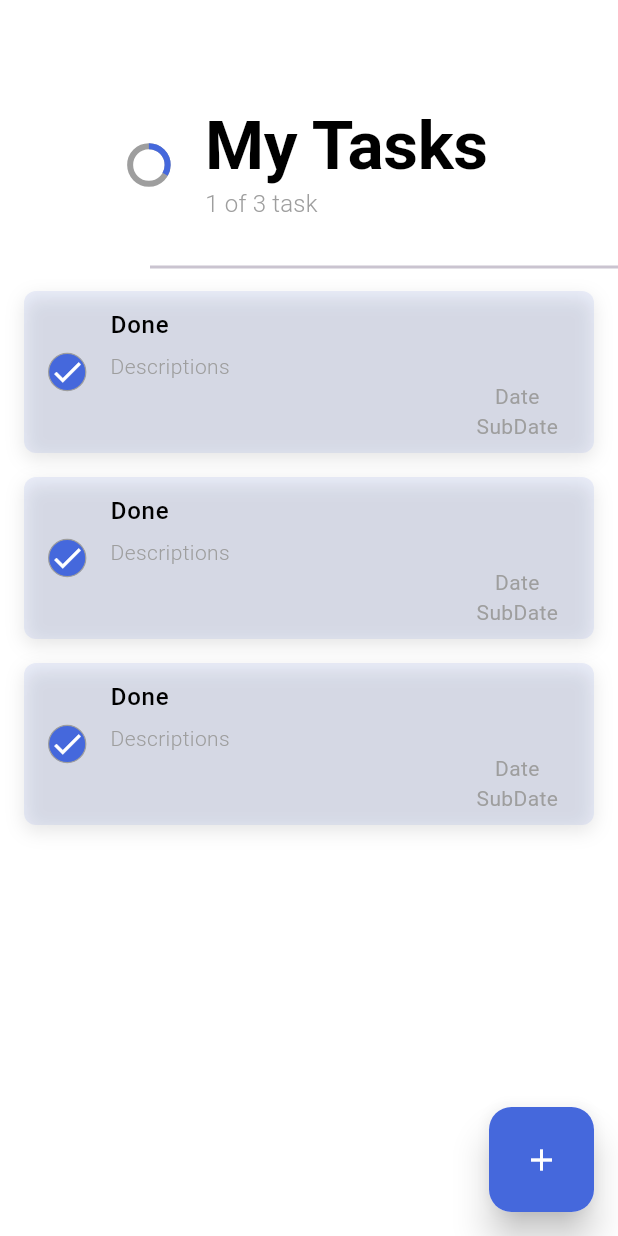
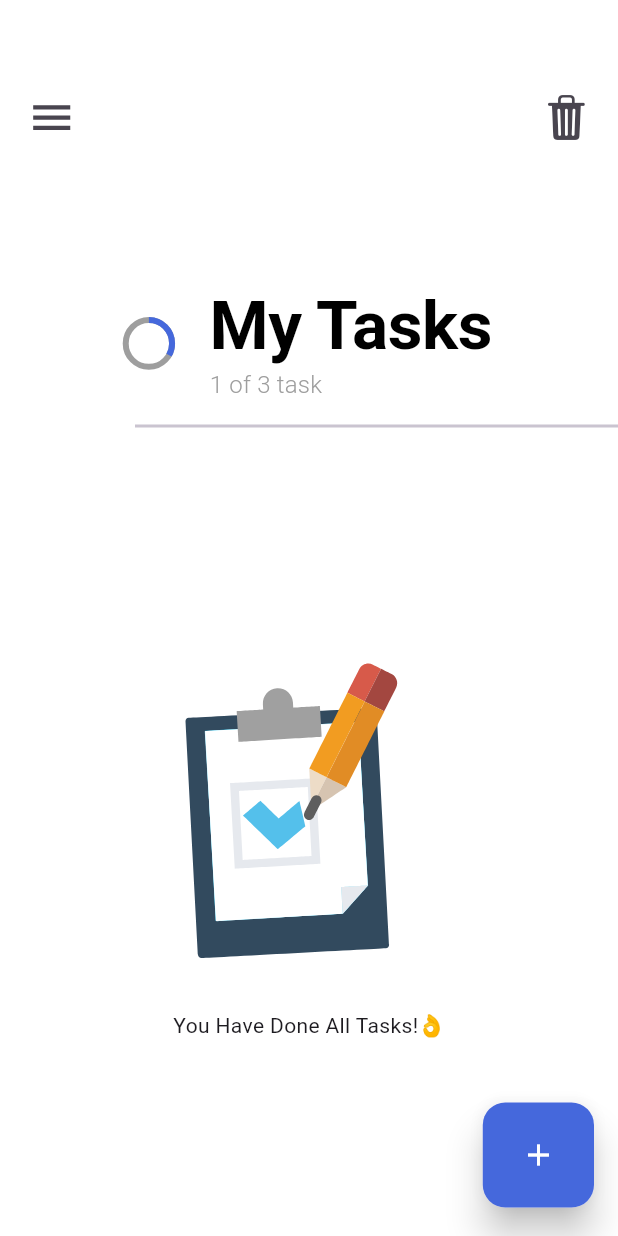
Before and after one commit to ArdaKaanOzturk/task_managament_app_with_flutter_hive, a Flutter app: the screen it shows after launch, on a phone screen of 412 x 824 dp. Run offline on Flutter 3.47's test engine with Material 3 defaults, Android fonts, the light colour scheme and no system bars; drawn by our look-alikes of flutter_slider_drawer; our stand-ins replace animate_do, hive_flutter, lottie; accounts and stored records are empty.

Commit message:
slider drawer menu added

```diff
--- /dev/null
+++ b/lib/extensions/responsive_sizes.dart
@@ -0,0 +1,14 @@
+import 'package:flutter/widgets.dart';
+
+double getScreenWidth(BuildContext context) {
+  return MediaQuery.of(context).size.width;
+}
+
+double getScreenHeight(BuildContext context) {
+  return MediaQuery.of(context).size.height;
+}
+
+double getIconSize(BuildContext context, double size) {
+  final screenWidth = MediaQuery.of(context).size.width;
+  return size * (screenWidth / 375); // 375, referans alınan ekran genişliği
+}
--- a/lib/views/home/components/fab.dart
+++ b/lib/views/home/components/fab.dart
@@ -1,6 +1,7 @@
 import 'dart:developer';
 
 import 'package:flutter/material.dart';
+import 'package:task_managament_app_with_flutter_hive/extensions/responsive_sizes.dart';
 import 'package:task_managament_app_with_flutter_hive/utils/app_colors.dart';
 
 class Fab extends StatelessWidget {
@@ -10,17 +11,22 @@ class Fab extends StatelessWidget {
 
   @override
   Widget build(BuildContext context) {
+    final screenWidth = getScreenWidth(context);
+    final screenHeight = getScreenHeight(context);
+
     return GestureDetector(
       onTap: (){
         // we will navigate to Task view by tapping on this button
         log("Task View");
       },
+      child: Padding(
+        padding: const EdgeInsets.only(bottom: 3),
         child: Material(
           borderRadius: BorderRadius.circular(15),
           elevation: 10,
           child: Container(
-          width: 70,
-          height: 70,
+            width: screenWidth * 0.18,
+            height: screenHeight * 0.085,
             decoration: BoxDecoration(
               color: AppColors.primaryColor,
               borderRadius: BorderRadius.circular(15)
@@ -33,6 +39,7 @@ class Fab extends StatelessWidget {
             )
           ),
         ),
+      ),
     );
   }
 }
--- /dev/null
+++ b/lib/views/home/components/home_app_bar.dart
@@ -0,0 +1,93 @@
+import 'package:flutter/cupertino.dart';
+import 'package:flutter/material.dart';
+import 'package:flutter/widgets.dart';
+import 'package:flutter_slider_drawer/flutter_slider_drawer.dart';
+import 'package:task_managament_app_with_flutter_hive/extensions/responsive_sizes.dart';
+
+class HomeAppBar extends StatefulWidget {
+  const HomeAppBar({super.key, required this.drawerKey});
+
+  final GlobalKey<SliderDrawerState> drawerKey;
+
+  @override
+  State<HomeAppBar> createState() => _HomeAppBarState();
+}
+
+class _HomeAppBarState extends State<HomeAppBar> with SingleTickerProviderStateMixin{
+  late AnimationController animateController;
+  bool isDrawerOpen = false;
+
+  @override
+  void initState() {
+    animateController = AnimationController(vsync: this, duration: const Duration(seconds: 1)
+    );
+    super.initState();
+  }
+
+  @override
+  void dispose() {
+    animateController.dispose();
+    super.dispose();
+  }
+
+  ///onToggle
+  void onDrawerToggle(){
+    setState(() {
+      isDrawerOpen = !isDrawerOpen;
+      if(isDrawerOpen){
+        animateController.forward();
+        widget.drawerKey.currentState!.openSlider();
+      }else{
+        animateController.reverse();
+        widget.drawerKey.currentState!.closeSlider();
+      }
+    });
+  }
+
+  @override
+  Widget build(BuildContext context) {
+    final screenWidth = getScreenWidth(context);
+    final screenHeight = getScreenHeight(context);
+    final iconSize = getIconSize(context, 30);
+
+    return SizedBox(
+      width: double.infinity,
+      height: screenHeight * 0.16,
+      child:Padding(
+        padding: const EdgeInsets.only(top: 25),
+        child: Row(
+          mainAxisAlignment: MainAxisAlignment.spaceBetween,
+          children: [
+
+            /// Menu Icon
+            Padding(
+              padding: const EdgeInsets.only(left: 10),
+              child: IconButton(
+                onPressed: onDrawerToggle,
+              icon: AnimatedIcon(
+                icon: AnimatedIcons.menu_close,
+                progress: animateController,
+                size: iconSize
+                )
+              ),
+            ),
+
+            /// Trash Icon
+            Padding(
+              padding: const EdgeInsets.only(right: 10),
+              child: IconButton(
+                onPressed: (){
+                  /// TODO: WE WILL REMOVE ALL THE TASKS FROM DB WITH THIS BUTTON ONPRESSED ACTIVITY
+                },
+              icon: Icon(
+                CupertinoIcons.trash_fill,
+                size: iconSize,
+                )
+              ),
+            )
+          ],
+        ),
+      )
+    );
+  }
+}
--- a/lib/views/home/home_view.dart
+++ b/lib/views/home/home_view.dart
@@ -1,26 +1,36 @@
 import 'package:flutter/material.dart';
+import 'package:flutter_slider_drawer/flutter_slider_drawer.dart';
 import 'package:lottie/lottie.dart';
 import 'package:task_managament_app_with_flutter_hive/extensions/space_exs.dart';
 import 'package:task_managament_app_with_flutter_hive/utils/app_colors.dart';
 import 'package:task_managament_app_with_flutter_hive/utils/app_str.dart';
 import 'package:task_managament_app_with_flutter_hive/utils/constants.dart';
 import 'package:task_managament_app_with_flutter_hive/views/home/components/fab.dart';
+import 'package:task_managament_app_with_flutter_hive/views/home/components/home_app_bar.dart';
+import 'package:task_managament_app_with_flutter_hive/views/home/components/slider_drawer.dart';
 import 'package:task_managament_app_with_flutter_hive/views/home/widget/task_widget.dart';
 import 'package:animate_do/animate_do.dart';
+
+import '../../extensions/responsive_sizes.dart';
 
 class HomeView extends StatefulWidget {
   const HomeView({super.key});
 
   @override
   State<HomeView> createState() => _HomeViewState();
+
 }
 
 class _HomeViewState extends State<HomeView> {
+  GlobalKey<SliderDrawerState> drawerKey = GlobalKey<SliderDrawerState>();
 
-  final List<int> testing = [1, 2, 3];
+  final List<int> testing = [];
   @override
   Widget build(BuildContext context) {
     TextTheme textTheme = Theme.of(context).textTheme;
+
+    final screenWidth = getScreenWidth(context);
+    final screenHeight = getScreenHeight(context);
 
     return Scaffold(
       backgroundColor: Colors.white,
@@ -29,12 +39,25 @@ class _HomeViewState extends State<HomeView> {
       floatingActionButton: const Fab(),
 
       /// Body
-      body: _buildHomeBody(textTheme),
+      body: SliderDrawer(
+        key: drawerKey,
+        isDraggable: false,
+        animationDuration: 1000,
+        /// Drawer
+        slider: CustomDrawer(),
+
+        appBar: HomeAppBar(
+          drawerKey: drawerKey,
+          ),
+
+        /// Main Body
+        child: _buildHomeBody(textTheme, screenHeight, screenWidth),
+      ),
     );
   }
 
 /// Home Body
-  Widget _buildHomeBody(TextTheme textTheme) {
+  Widget _buildHomeBody(TextTheme textTheme, double screenHeight, double screenWidth) {
     return SizedBox(
       width: double.infinity,
       height: double.infinity,
@@ -43,19 +66,21 @@ class _HomeViewState extends State<HomeView> {
           /// Custom App Bar
           Container(
               margin: const EdgeInsets.only(top: 60),
-              height: 100,
+              height: screenHeight * 0.09,
               width: double.infinity,
               child: Row(
                 mainAxisAlignment: MainAxisAlignment.center,
                 children: [
                   /// Progress Indicator
-                  const SizedBox(
-                      width: 25,
-                      height: 25,
+                  SizedBox(
+                      width: screenWidth * 0.075,
+                      height: screenHeight * 0.038,
                       child: CircularProgressIndicator(
                           value: 1 / 3,
                           backgroundColor: Colors.grey,
-                          valueColor: AlwaysStoppedAnimation(AppColors.primaryColor))),
+                          valueColor: AlwaysStoppedAnimation(AppColors.primaryColor)
+                          )
+                          ),
 
                   /// Space
                   25.w,
@@ -78,7 +103,7 @@ class _HomeViewState extends State<HomeView> {
             padding: EdgeInsets.only(top: 10),
             child: Divider(
               thickness: 2,
-              indent: 100,
+              indent: 90,
             ),
           ),
 
@@ -87,7 +112,7 @@ class _HomeViewState extends State<HomeView> {
             child: SingleChildScrollView(
               child: SizedBox(
                 width: double.infinity,
-                height: 745,
+                height: screenHeight * 0.65,
                 child: testing.isNotEmpty
 
                 /// Task list is not empty
@@ -131,8 +156,8 @@ class _HomeViewState extends State<HomeView> {
                     /// Lottie Animation
                     FadeIn(
                       child: SizedBox(
-                        width: 200,
-                        height: 200,
+                        width: screenWidth * 0.6,
+                        height: screenHeight * 0.3,
                         child: Lottie.asset(
                           lottieURL,
                           animate: testing.isNotEmpty ? false : true),
--- a/lib/views/home/widget/task_widget.dart
+++ b/lib/views/home/widget/task_widget.dart
@@ -1,4 +1,5 @@
 import 'package:flutter/material.dart';
+import 'package:task_managament_app_with_flutter_hive/extensions/responsive_sizes.dart';
 import 'package:task_managament_app_with_flutter_hive/utils/app_colors.dart';
 
 class TaskWidget extends StatelessWidget {
@@ -8,6 +9,9 @@ class TaskWidget extends StatelessWidget {
 
   @override
   Widget build(BuildContext context) {
+    final screenWidth = getScreenWidth(context);
+    final screenHeight = getScreenHeight(context);
+
     return GestureDetector(
       onTap: (){
         /// Navigate to Task View to see Task Details
@@ -39,7 +43,7 @@ class TaskWidget extends StatelessWidget {
               decoration: BoxDecoration(
                 color: AppColors.primaryColor,
                 shape: BoxShape.circle,
-                border: Border.all(color: Colors.grey, width: .8)
+                border: Border.all(color: Colors.grey, width: screenWidth * 0.001)
               ),
               child: const Icon(Icons.check,
                   color: Colors.white,
--- a/pubspec.yaml
+++ b/pubspec.yaml
@@ -39,7 +39,7 @@ dev_dependencies:
 
   hive_generator:
 
-  flutter_lints: ^3.0.0
+  flutter_lints: ^4.0.0
 
 flutter:
   uses-material-design: true
```
Also changed, not shown: lib/views/home/components/slider_drawer.dart (added, +89 -0 lines). Lines whose indentation alone changed are shown as unchanged.
